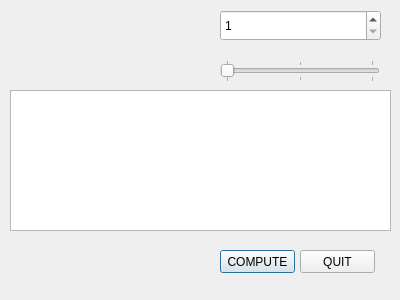
Before: the Qt Designer form ui.ui in srevinsaju/carbonic, drawn with Qt 5.
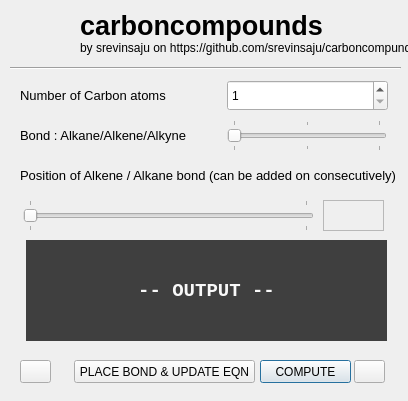
After: the same form once the commit is applied. Icons and pictures are not drawn.

```diff
--- a/ui.ui
+++ b/ui.ui
@@ -6,8 +6,8 @@
    <rect>
     <x>0</x>
     <y>0</y>
-    <width>400</width>
-    <height>300</height>
+    <width>408</width>
+    <height>401</height>
    </rect>
   </property>
   <property name="windowTitle">
@@ -16,8 +16,8 @@
   <widget class="QSpinBox" name="nooc">
    <property name="geometry">
     <rect>
-     <x>220</x>
-     <y>10</y>
+     <x>227</x>
+     <y>80</y>
      <width>161</width>
      <height>31</height>
     </rect>
@@ -32,10 +32,10 @@
   <widget class="QSlider" name="bondui">
    <property name="geometry">
     <rect>
-     <x>220</x>
-     <y>60</y>
+     <x>227</x>
+     <y>120</y>
      <width>160</width>
-     <height>22</height>
+     <height>31</height>
     </rect>
    </property>
    <property name="minimum">
@@ -57,22 +57,12 @@
     <number>1</number>
    </property>
   </widget>
-  <widget class="QTextEdit" name="output">
-   <property name="geometry">
-    <rect>
-     <x>10</x>
-     <y>90</y>
-     <width>381</width>
-     <height>141</height>
-    </rect>
-   </property>
-  </widget>
   <widget class="QPushButton" name="pushButton">
    <property name="geometry">
     <rect>
-     <x>220</x>
-     <y>250</y>
-     <width>75</width>
+     <x>260</x>
+     <y>360</y>
+     <width>91</width>
      <height>23</height>
     </rect>
    </property>
@@ -83,14 +73,257 @@
   <widget class="QPushButton" name="pushButton_2">
    <property name="geometry">
     <rect>
-     <x>300</x>
-     <y>250</y>
-     <width>75</width>
+     <x>354</x>
+     <y>360</y>
+     <width>31</width>
      <height>23</height>
     </rect>
    </property>
    <property name="text">
-    <string>QUIT</string>
+    <string/>
+   </property>
+   <property name="icon">
+    <iconset>
+     <normaloff>close.png</normaloff>close.png</iconset>
+   </property>
+  </widget>
+  <widget class="QPushButton" name="pushButton_3">
+   <property name="geometry">
+    <rect>
+     <x>74</x>
+     <y>360</y>
+     <width>181</width>
+     <height>23</height>
+    </rect>
+   </property>
+   <property name="toolTip">
+    <string>Place the Bond in Alkene and Alkyne type and then update the equation in the output box</string>
+   </property>
+   <property name="text">
+    <string>PLACE BOND &amp;&amp; UPDATE EQN</string>
+   </property>
+  </widget>
+  <widget class="QSlider" name="placer">
+   <property name="enabled">
+    <bool>false</bool>
+   </property>
+   <property name="geometry">
+    <rect>
+     <x>23</x>
+     <y>200</y>
+     <width>291</width>
+     <height>31</height>
+    </rect>
+   </property>
+   <property name="minimum">
+    <number>2</number>
+   </property>
+   <property name="maximum">
+    <number>3</number>
+   </property>
+   <property name="pageStep">
+    <number>1</number>
+   </property>
+   <property name="orientation">
+    <enum>Qt::Horizontal</enum>
+   </property>
+   <property name="tickPosition">
+    <enum>QSlider::TicksBothSides</enum>
+   </property>
+   <property name="tickInterval">
+    <number>1</number>
+   </property>
+  </widget>
+  <widget class="QTextEdit" name="placertxt">
+   <property name="enabled">
+    <bool>false</bool>
+   </property>
+   <property name="geometry">
+    <rect>
+     <x>323</x>
+     <y>200</y>
+     <width>61</width>
+     <height>31</height>
+    </rect>
+   </property>
+  </widget>
+  <widget class="QLabel" name="label">
+   <property name="geometry">
+    <rect>
+     <x>80</x>
+     <y>0</y>
+     <width>371</width>
+     <height>51</height>
+    </rect>
+   </property>
+   <property name="font">
+    <font>
+     <pointsize>20</pointsize>
+     <weight>75</weight>
+     <bold>true</bold>
+    </font>
+   </property>
+   <property name="text">
+    <string>carboncompounds</string>
+   </property>
+  </widget>
+  <widget class="QLabel" name="label_2">
+   <property name="geometry">
+    <rect>
+     <x>80</x>
+     <y>40</y>
+     <width>371</width>
+     <height>16</height>
+    </rect>
+   </property>
+   <property name="text">
+    <string>by srevinsaju on https://github.com/srevinsaju/carboncompunds</string>
+   </property>
+  </widget>
+  <widget class="Line" name="line">
+   <property name="geometry">
+    <rect>
+     <x>10</x>
+     <y>60</y>
+     <width>391</width>
+     <height>16</height>
+    </rect>
+   </property>
+   <property name="orientation">
+    <enum>Qt::Horizontal</enum>
+   </property>
+  </widget>
+  <widget class="QLabel" name="label_4">
+   <property name="geometry">
+    <rect>
+     <x>20</x>
+     <y>120</y>
+     <width>201</width>
+     <height>31</height>
+    </rect>
+   </property>
+   <property name="font">
+    <font>
+     <pointsize>10</pointsize>
+    </font>
+   </property>
+   <property name="text">
+    <string>Bond : Alkane/Alkene/Alkyne</string>
+   </property>
+  </widget>
+  <widget class="QLabel" name="label_3">
+   <property name="geometry">
+    <rect>
+     <x>20</x>
+     <y>80</y>
+     <width>201</width>
+     <height>31</height>
+    </rect>
+   </property>
+   <property name="font">
+    <font>
+     <pointsize>10</pointsize>
+    </font>
+   </property>
+   <property name="text">
+    <string>Number of Carbon atoms</string>
+   </property>
+  </widget>
+  <widget class="QLabel" name="label_5">
+   <property name="geometry">
+    <rect>
+     <x>20</x>
+     <y>160</y>
+     <width>391</width>
+     <height>31</height>
+    </rect>
+   </property>
+   <property name="font">
+    <font>
+     <pointsize>10</pointsize>
+    </font>
+   </property>
+   <property name="text">
+    <string>Position of Alkene / Alkane bond (can be added on consecutively)</string>
+   </property>
+  </widget>
+  <widget class="QLabel" name="label_6">
+   <property name="geometry">
+    <rect>
+     <x>10</x>
+     <y>10</y>
+     <width>61</width>
+     <height>51</height>
+    </rect>
+   </property>
+   <property name="text">
+    <string/>
+   </property>
+   <property name="textFormat">
+    <enum>Qt::PlainText</enum>
+   </property>
+   <property name="pixmap">
+    <pixmap>g960.png</pixmap>
+   </property>
+   <property name="scaledContents">
+    <bool>true</bool>
+   </property>
+   <property name="alignment">
+    <set>Qt::AlignCenter</set>
+   </property>
+  </widget>
+  <widget class="QPushButton" name="abt">
+   <property name="geometry">
+    <rect>
+     <x>20</x>
+     <y>360</y>
+     <width>31</width>
+     <height>23</height>
+    </rect>
+   </property>
+   <property name="toolTip">
+    <string>About</string>
+   </property>
+   <property name="toolTipDuration">
+    <number>2</number>
+   </property>
+   <property name="text">
+    <string/>
+   </property>
+   <property name="icon">
+    <iconset>
+     <normaloff>ss-branding.png</normaloff>ss-branding.png</iconset>
+   </property>
+  </widget>
+  <widget class="QLabel" name="output">
+   <property name="geometry">
+    <rect>
+     <x>26</x>
+     <y>240</y>
+     <width>361</width>
+     <height>101</height>
+    </rect>
+   </property>
+   <property name="font">
+    <font>
+     <family>Courier New</family>
+     <pointsize>14</pointsize>
+     <weight>75</weight>
+     <bold>true</bold>
+    </font>
+   </property>
+   <property name="styleSheet">
+    <string notr="true">color: rgb(248, 248, 248);
+background-color: rgb(63, 63, 63);</string>
+   </property>
+   <property name="text">
+    <string>-- OUTPUT --</string>
+   </property>
+   <property name="alignment">
+    <set>Qt::AlignCenter</set>
+   </property>
+   <property name="wordWrap">
+    <bool>true</bool>
    </property>
   </widget>
  </widget>
```
Left out of the diff: 8 changed lines with no effect on the pictures.
